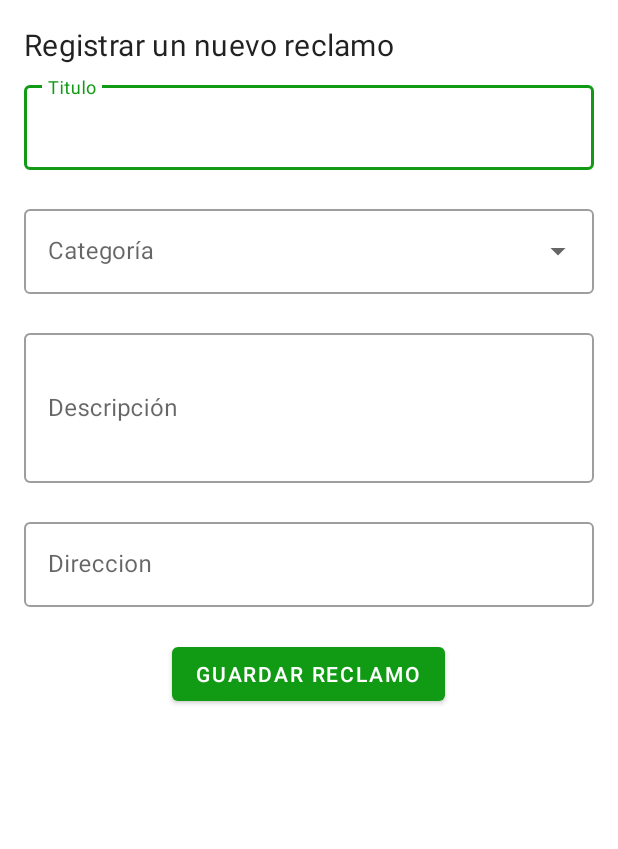
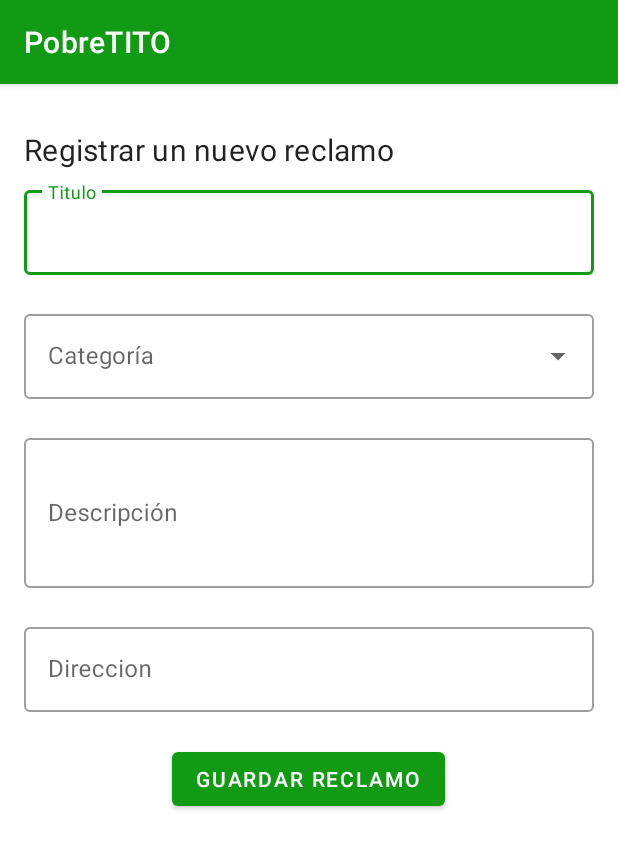
Before and after one commit to bessonejuampi/Dise-o, an Android app: the RegisterClaimActivity screen opened directly, with no data from a screen before it, on a phone screen of 412 x 824 dp. Shown: the top 849 px of the screen. Run offline under Robolectric (Android 15) with nearby library versions, the phone set to English and light mode, and no system bars; our stand-ins replace Firebase (no records; nobody signed in at launch, a user with empty details on screens opened directly).

Commit message:
Changes Register, Log In and Profile

```diff
--- a/pobreTITO/app/build.gradle
+++ b/pobreTITO/app/build.gradle
@@ -59,7 +59,7 @@ dependencies {
     implementation platform('com.google.firebase:firebase-bom:30.2.0')
     implementation 'com.google.firebase:firebase-analytics-ktx'
     implementation 'com.google.firebase:firebase-auth-ktx'
-    implementation 'com.google.firebase:firebase-firestore:24.2.0'
+    implementation 'com.google.firebase:firebase-firestore:24.2.1'
 }
 
 apply plugin: 'com.android.application'
--- a/pobreTITO/app/src/main/java/com/utn/pobreTITO/database/AppDatabase.kt
+++ b/pobreTITO/app/src/main/java/com/utn/pobreTITO/database/AppDatabase.kt
@@ -5,13 +5,15 @@ import androidx.room.Database
 import androidx.room.Room
 import androidx.room.RoomDatabase
 import com.utn.pobreTITO.database.dao.claimDAO
+import com.utn.pobreTITO.database.dao.userDAO
 import com.utn.pobreTITO.models.Claim
 import com.utn.pobreTITO.models.User
 
-@Database(entities = [Claim::class], version = 1, exportSchema = false)
+@Database(entities = [Claim::class, User::class], version = 1, exportSchema = false)
 abstract class AppDatabase : RoomDatabase() {
 
     abstract fun claimDAO() : claimDAO?
+    abstract fun userDAO(): userDAO?
     companion object {
         private val LOCK = Any()
         private const val DATABASE_NAME = "pobreTITO_database"
--- a/pobreTITO/app/src/main/res/layout/activity_register_claim.xml
+++ b/pobreTITO/app/src/main/res/layout/activity_register_claim.xml
@@ -1,12 +1,39 @@
 <?xml version="1.0" encoding="utf-8"?>
-<LinearLayout xmlns:android="http://schemas.android.com/apk/res/android"
+<androidx.constraintlayout.widget.ConstraintLayout
+    xmlns:android="http://schemas.android.com/apk/res/android"
     xmlns:app="http://schemas.android.com/apk/res-auto"
     xmlns:tools="http://schemas.android.com/tools"
     android:layout_width="match_parent"
     android:layout_height="match_parent"
+    android:orientation="vertical">
+    <com.google.android.material.appbar.AppBarLayout
+        android:id="@+id/appBarLayout2"
+        style="@style/Widget.MaterialComponents.AppBarLayout.PrimarySurface"
+        android:layout_width="0dp"
+        android:layout_height="wrap_content"
+        android:fitsSystemWindows="true"
+        app:layout_constraintEnd_toEndOf="parent"
+        app:layout_constraintStart_toStartOf="parent"
+        app:layout_constraintTop_toTopOf="parent">
+
+        <com.google.android.material.appbar.MaterialToolbar
+            android:id="@+id/topAppBar"
+            style="@style/Widget.MaterialComponents.Toolbar.PrimarySurface"
+            android:layout_width="match_parent"
+            android:layout_height="?attr/actionBarSize"
+            android:background="@android:color/transparent"
+            android:elevation="0dp"
+            app:title="PobreTITO" />
+
+    </com.google.android.material.appbar.AppBarLayout>
+
+<LinearLayout
+    android:layout_width="match_parent"
+    android:layout_height="match_parent"
     android:orientation="vertical"
     android:padding="16dp"
-    tools:context=".RegisterClaimActivity">
+    tools:context=".RegisterClaimActivity"
+    android:layout_marginTop="70dp">
 
     <TextView
         android:layout_width="match_parent"
@@ -88,3 +115,4 @@
         android:text="Guardar reclamo" />
 
 </LinearLayout>
+</androidx.constraintlayout.widget.ConstraintLayout>
```
Also changed, not shown: pobreTITO/app/src/main/java/com/utn/pobreTITO/ProfileActivity.kt (+9 -8 lines), pobreTITO/app/src/main/java/com/utn/pobreTITO/database/dao/userDAO.kt (added, +19 -0 lines), pobreTITO/app/src/main/java/com/utn/pobreTITO/models/User.kt (+10 -5 lines), pobreTITO/app/src/main/java/com/utn/pobreTITO/viewmodels/LogInViewModel.kt (+7 -5 lines), pobreTITO/app/src/main/java/com/utn/pobreTITO/viewmodels/RegisterUserViewModel.kt (+5 -22 lines).
